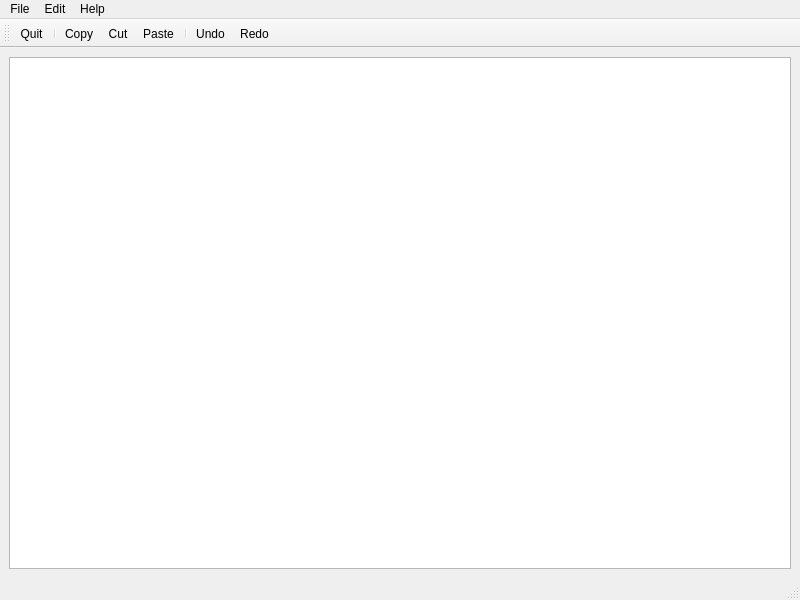
Before: the Qt Designer form 24-QMainWindowDesignerResources/mainwindow.ui in josephkligel/pyside, drawn with Qt 5.
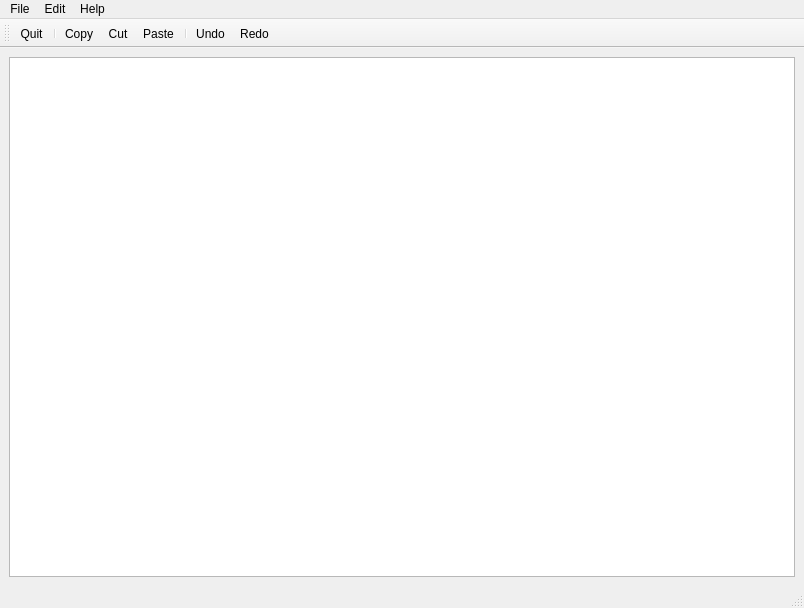
After: the same form once the commit is applied. Icons and pictures are not drawn.

Patch:
```diff
--- a/24-QMainWindowDesignerResources/mainwindow.ui
+++ b/24-QMainWindowDesignerResources/mainwindow.ui
@@ -6,8 +6,8 @@
    <rect>
     <x>0</x>
     <y>0</y>
-    <width>800</width>
-    <height>600</height>
+    <width>804</width>
+    <height>608</height>
    </rect>
   </property>
   <property name="windowTitle">
@@ -25,7 +25,7 @@
     <rect>
      <x>0</x>
      <y>0</y>
-     <width>800</width>
+     <width>804</width>
      <height>33</height>
     </rect>
    </property>
```
